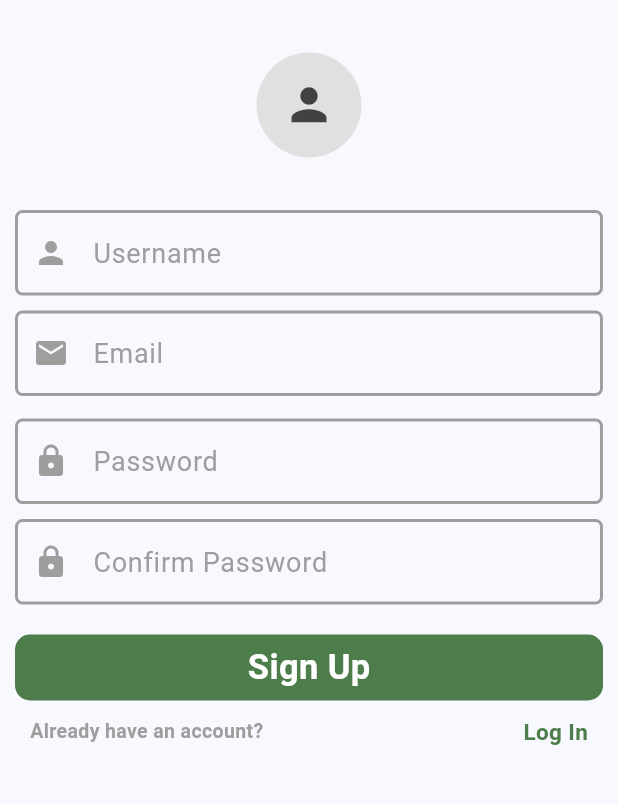
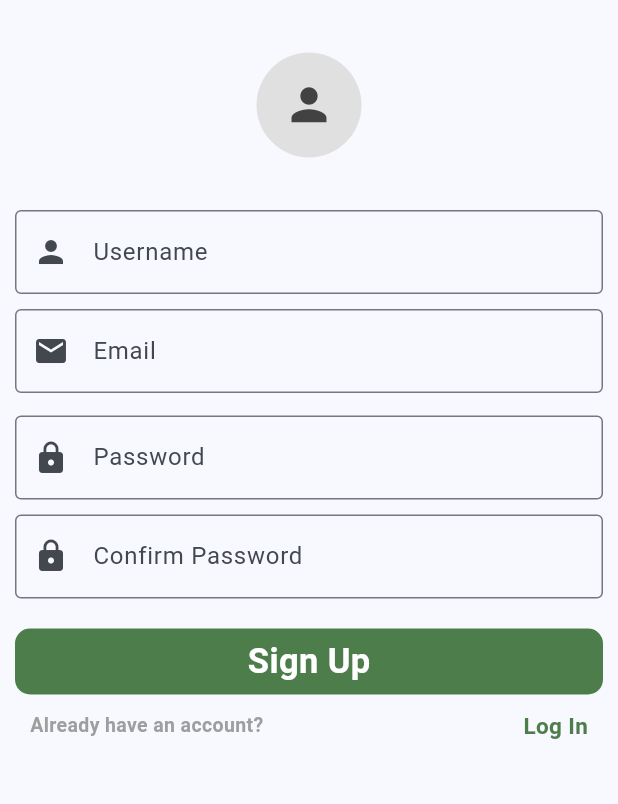
Before and after one commit to BhanuHasaranga/AgroConnect, a Flutter app: the SignUp screen opened directly, on a phone screen of 412 x 824 dp, the part 211-1015 px from its top. Run offline on Flutter 3.47's test engine with Material 3 defaults, Android fonts, the phone set to English and light mode, and no system bars; our stand-ins replace cloud_firestore, dotted_border, firebase_auth, firebase_core, firebase_storage, image_picker; accounts and stored records are empty.

Commit message:
correct signup

```diff
--- a/lib/firebase_services/user_service.dart
+++ b/lib/firebase_services/user_service.dart
@@ -211,7 +211,7 @@ class UserService {
           await FirebaseFirestore.instance.collection('user').doc(userId).get();
       if (userSnapshot.exists) {
         final userData = userSnapshot.data() as Map<String, dynamic>;
-        return userData['name'] ??
+        return userData['username'] ??
             'Unknown'; // Return 'Unknown' if name is not found
       } else {
         return 'Unknown';
--- a/lib/screens/signup_screen.dart
+++ b/lib/screens/signup_screen.dart
@@ -1,9 +1,7 @@
 import 'dart:io';
-
-import 'package:agro_connect/firebase_services/firebase_auth.dart'; // Assuming this is your Firebase authentication service
+import 'package:agro_connect/firebase_services/user_service.dart';
 import 'package:agro_connect/screens/login_screen.dart';
 import 'package:agro_connect/screens/start_screen.dart';
-import 'package:agro_connect/util/excption.dart';
 import 'package:agro_connect/widgets/userAvatar.dart';
 import 'package:flutter/material.dart';
 import 'package:image_picker/image_picker.dart';
@@ -16,17 +14,13 @@ class SignUp extends StatefulWidget {
 }
 
 class _SignUpState extends State<SignUp> {
-  final Authentication _auth =
-      Authentication(); // Use your correct Authentication class
+  final _formKey = GlobalKey<FormState>();
 
   final TextEditingController username = TextEditingController();
-  final FocusNode usernameF = FocusNode();
   final TextEditingController email = TextEditingController();
-  final FocusNode emailF = FocusNode();
+  final TextEditingController phone = TextEditingController();
   final TextEditingController password = TextEditingController();
-  final FocusNode passwordF = FocusNode();
   final TextEditingController passwordConfirm = TextEditingController();
-  final FocusNode passwordConfirmF = FocusNode();
 
   File? profilePic;
 
@@ -41,12 +35,60 @@ class _SignUpState extends State<SignUp> {
     }
   }
 
+  // Validation logic
+  String? _validatePassword(String? value) {
+    if (value == null || value.isEmpty) {
+      return 'Password cannot be empty';
+    } else if (password.text != passwordConfirm.text) {
+      return 'Passwords do not match';
+    }
+    return null;
+  }
+
+  // Sign Up logic
+  Future<void> _signUp() async {
+    if (_formKey.currentState?.validate() == true) {
+      try {
+        // Call userRegister method from UserService
+        await UserService.userRegister(
+          username.text,
+          email.text,
+          null, // No phone for now
+          null, // No occupations in this example
+          null, // No main occupation index
+          profilePic != null ? profilePic!.path : null, // Profile picture path
+          null, // No bio for now
+          null, // No city for now
+          null, // No state for now
+          null, // No country for now
+          null, // No date of birth for now
+          password.text,
+        );
+
+        // Navigate to the StartScreen after successful registration
+        ScaffoldMessenger.of(context).showSnackBar(
+          const SnackBar(content: Text("Sign Up successful!")),
+        );
+        Navigator.pushReplacement(
+          context,
+          MaterialPageRoute(builder: (context) => const StartScreen()),
+        );
+      } catch (e) {
+        ScaffoldMessenger.of(context).showSnackBar(
+          SnackBar(content: Text("Sign Up failed: ${e.toString()}")),
+        );
+      }
+    }
+  }
+
   @override
   Widget build(BuildContext context) {
     return Scaffold(
       body: SingleChildScrollView(
         child: Padding(
           padding: const EdgeInsets.all(10.0),
+          child: Form(
+            key: _formKey,
             child: Column(
               crossAxisAlignment: CrossAxisAlignment.center,
               children: [
@@ -62,45 +104,95 @@ class _SignUpState extends State<SignUp> {
                   onTap: pickProfilePicture,
                   child: Avatar(
                     size: 35,
-                  image: profilePic != null
-                      ? FileImage(
-                          profilePic!) // Display selected profile picture
-                      : null,
+                    image: profilePic != null ? FileImage(profilePic!) : null,
                   ),
                 ),
                 const SizedBox(height: 35),
                 customTextField(
-                username,
-                Icons.person,
-                'Username',
-                usernameF,
+                  controller: username,
+                  icon: Icons.person,
+                  label: 'Username',
                 ),
                 const SizedBox(height: 10),
                 customTextField(
-                email,
-                Icons.email,
-                'Email',
-                emailF,
+                  controller: email,
+                  icon: Icons.email,
+                  label: 'Email',
+                  inputType: TextInputType.emailAddress,
                 ),
                 const SizedBox(height: 15),
                 customTextField(
-                password,
-                Icons.lock,
-                'Password',
-                passwordF,
+                  controller: password,
+                  icon: Icons.lock,
+                  label: 'Password',
+                  isPassword: true,
                 ),
                 const SizedBox(height: 10),
                 customTextField(
-                passwordConfirm,
-                Icons.lock,
-                'Confirm Password',
-                passwordConfirmF,
+                  controller: passwordConfirm,
+                  icon: Icons.lock,
+                  label: 'Confirm Password',
+                  isPassword: true,
+                  validator: _validatePassword,
                 ),
                 const SizedBox(height: 20),
                 submitButton('Sign Up'),
                 const SizedBox(height: 10),
-              toSignup(),
+                toLogin(),
               ],
+            ),
+          ),
+        ),
+      ),
+    );
+  }
+
+  // Custom TextField Widget
+  Widget customTextField({
+    required TextEditingController controller,
+    required IconData icon,
+    required String label,
+    TextInputType inputType = TextInputType.text,
+    bool isPassword = false,
+    String? Function(String?)? validator,
+  }) {
+    return TextFormField(
+      controller: controller,
+      keyboardType: inputType,
+      obscureText: isPassword,
+      decoration: InputDecoration(
+        prefixIcon: Icon(icon),
+        labelText: label,
+        border: const OutlineInputBorder(),
+      ),
+      validator: validator ??
+          (value) {
+            if (value == null || value.isEmpty) {
+              return '$label cannot be empty';
+            }
+            return null;
+          },
+    );
+  }
+
+  // Sign Up Button Widget
+  Widget submitButton(String type) {
+    return InkWell(
+      onTap: _signUp,
+      child: Container(
+        alignment: Alignment.center,
+        width: double.infinity,
+        height: 44,
+        decoration: BoxDecoration(
+          borderRadius: BorderRadius.circular(10),
+          color: const Color(0xFF4E7D4C),
+        ),
+        child: Text(
+          type,
+          style: const TextStyle(
+            fontSize: 23,
+            color: Colors.white,
+            fontWeight: FontWeight.bold,
           ),
         ),
       ),
@@ -108,7 +200,7 @@ class _SignUpState extends State<SignUp> {
   }
 
   // Navigation to Login screen
-  Widget toSignup() {
+  Widget toLogin() {
     return Padding(
       padding: const EdgeInsets.symmetric(horizontal: 10),
       child: Row(
@@ -142,108 +234,4 @@ class _SignUpState extends State<SignUp> {
       ),
     );
   }
-
-  // Dialog for error messages
-  void dialogBuilder(BuildContext context, String message) {
-    showDialog(
-      context: context,
-      builder: (context) => AlertDialog(
-        content: Text(message),
-      ),
-    );
 }
-
-  // Submit button to trigger sign-up
-  Widget submitButton(String type) {
-    return InkWell(
-      onTap: () async {
-        try {
-          // Call signUp method from Authentication class
-          await _auth.signUp(
-            username: username.text,
-            email: email.text,
-            password: password.text,
-            passwordConfirm: passwordConfirm.text,
-            profilePic: profilePic ?? null, // Pass profilePic or null
-          );
-
-          // Show success message
-          ScaffoldMessenger.of(context).showSnackBar(
-            const SnackBar(
-              content: Text("Sign Up successful!"),
-              backgroundColor: Colors.green,
-            ),
-          );
-
-          // Navigate to ChoosePathScreen after success
-          Navigator.pushReplacement(
-            context,
-            MaterialPageRoute(builder: (context) => const StartScreen()),
-          );
-        } on exceptions catch (e) {
-          // Show error message in dialog if sign up fails
-          dialogBuilder(context, e.message);
-        }
-      },
-      child: Container(
-        alignment: Alignment.center,
-        width: double.infinity,
-        height: 44,
-        decoration: BoxDecoration(
-          borderRadius: BorderRadius.circular(10),
-          color: const Color(0xFF4E7D4C),
-        ),
-        child: Text(
-          type,
-          style: const TextStyle(
-            fontSize: 23,
-            color: Colors.white,
-            fontWeight: FontWeight.bold,
-          ),
-        ),
-      ),
-    );
-  }
-
-  // Custom text field for input
-  Widget customTextField(
-    TextEditingController controller,
-    IconData icon,
-    String type,
-    FocusNode focusNode,
-  ) {
-    return Container(
-      decoration: BoxDecoration(borderRadius: BorderRadius.circular(5)),
-      child: TextField(
-        style: const TextStyle(fontSize: 18, color: Colors.black),
-        controller: controller,
-        focusNode: focusNode,
-        decoration: InputDecoration(
-          border: InputBorder.none,
-          hintText: type,
-          hintStyle: const TextStyle(color: Colors.grey),
-          prefixIcon: Icon(
-            icon,
-            color: focusNode.hasFocus ? const Color(0xFF4E7D4C) : Colors.grey,
-          ),
-          contentPadding:
-              const EdgeInsets.symmetric(horizontal: 15, vertical: 15),
-          enabledBorder: OutlineInputBorder(
-            borderRadius: BorderRadius.circular(5),
-            borderSide: const BorderSide(
-              color: Colors.grey,
-              width: 2,
-            ),
-          ),
-          focusedBorder: OutlineInputBorder(
-            borderRadius: BorderRadius.circular(5),
-            borderSide: const BorderSide(
-              color: Color(0xFF4E7D4C),
-              width: 2,
-            ),
-          ),
-        ),
-      ),
-    );
-  }
-}
```
Lines whose indentation alone changed are shown as unchanged.
